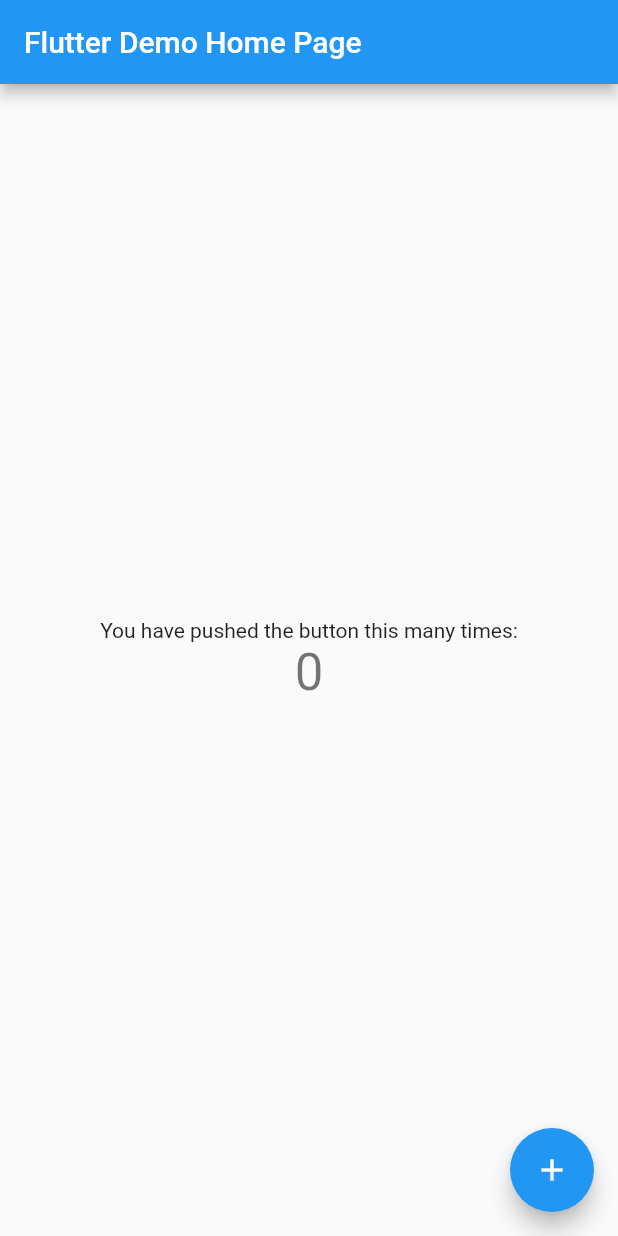
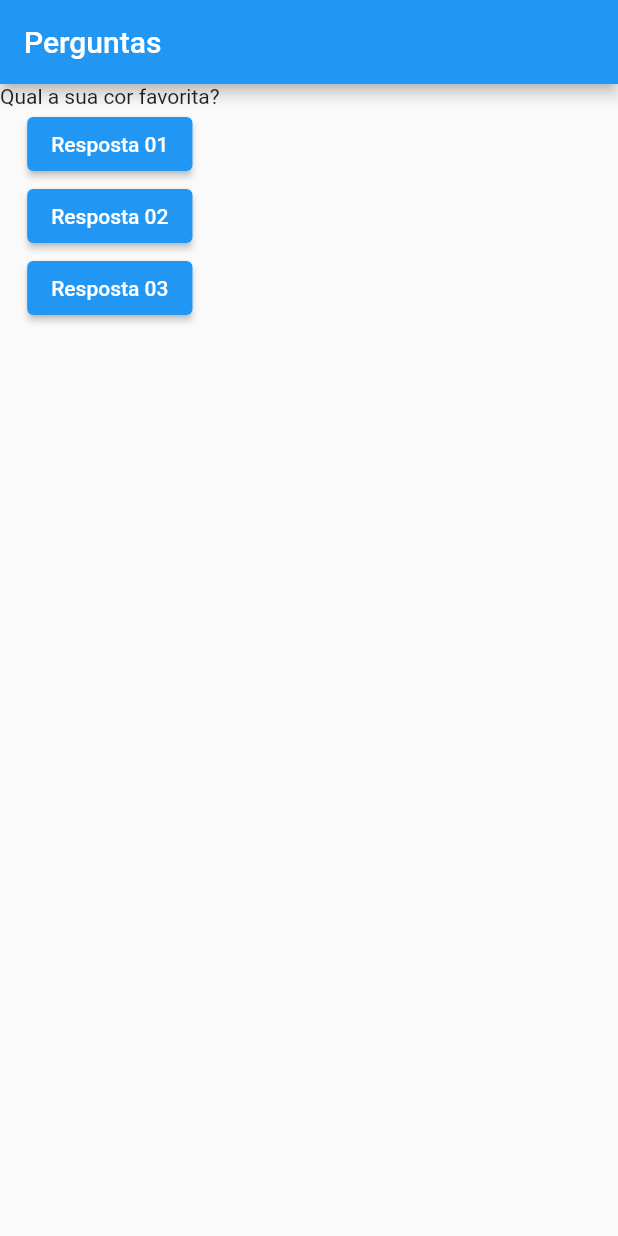
Before and after one commit to mvocamargo/flutter-perguntas-app, a Flutter app: the screen it shows after launch, on a phone screen of 412 x 824 dp. Run offline on Flutter 3.47's test engine with Material 2 defaults, Android fonts, the phone set to English and light mode, and no system bars.

Commit message:
Set a list of questions Call de the first question with some answers Add onPressed prop with some different applications

```diff
--- a/lib/main.dart
+++ b/lib/main.dart
@@ -1,113 +1,47 @@
+import 'package:flutter/cupertino.dart';
 import 'package:flutter/material.dart';
 
-void main() {
-  runApp(MyApp());
+main() {
+  runApp(new PerguntaApp());
 }
 
-class MyApp extends StatelessWidget {
-  // This widget is the root of your application.
-  @override
-  Widget build(BuildContext context) {
-    return MaterialApp(
-      title: 'Flutter Demo',
-      theme: ThemeData(
-        // This is the theme of your application.
-        //
-        // Try running your application with "flutter run". You'll see the
-        // application has a blue toolbar. Then, without quitting the app, try
-        // changing the primarySwatch below to Colors.green and then invoke
-        // "hot reload" (press "r" in the console where you ran "flutter run",
-        // or simply save your changes to "hot reload" in a Flutter IDE).
-        // Notice that the counter didn't reset back to zero; the application
-        // is not restarted.
-        primarySwatch: Colors.blue,
-      ),
-      home: MyHomePage(title: 'Flutter Demo Home Page'),
-    );
-  }
-}
-
-class MyHomePage extends StatefulWidget {
-  MyHomePage({Key? key, required this.title}) : super(key: key);
-
-  // This widget is the home page of your application. It is stateful, meaning
-  // that it has a State object (defined below) that contains fields that affect
-  // how it looks.
-
-  // This class is the configuration for the state. It holds the values (in this
-  // case the title) provided by the parent (in this case the App widget) and
-  // used by the build method of the State. Fields in a Widget subclass are
-  // always marked "final".
-
-  final String title;
-
-  @override
-  _MyHomePageState createState() => _MyHomePageState();
-}
-
-class _MyHomePageState extends State<MyHomePage> {
-  int _counter = 0;
-
-  void _incrementCounter() {
-    setState(() {
-      // This call to setState tells the Flutter framework that something has
-      // changed in this State, which causes it to rerun the build method below
-      // so that the display can reflect the updated values. If we changed
-      // _counter without calling setState(), then the build method would not be
-      // called again, and so nothing would appear to happen.
-      _counter++;
-    });
+class PerguntaApp extends StatelessWidget {
+  void responder() {
+    print('Pergunta');
   }
 
   @override
   Widget build(BuildContext context) {
-    // This method is rerun every time setState is called, for instance as done
-    // by the _incrementCounter method above.
-    //
-    // The Flutter framework has been optimized to make rerunning build methods
-    // fast, so that you can just rebuild anything that needs updating rather
-    // than having to individually change instances of widgets.
-    return Scaffold(
-      appBar: AppBar(
-        // Here we take the value from the MyHomePage object that was created by
-        // the App.build method, and use it to set our appbar title.
-        title: Text(widget.title),
-      ),
-      body: Center(
-        // Center is a layout widget. It takes a single child and positions it
-        // in the middle of the parent.
-        child: Column(
-          // Column is also a layout widget. It takes a list of children and
-          // arranges them vertically. By default, it sizes itself to fit its
-          // children horizontally, and tries to be as tall as its parent.
-          //
-          // Invoke "debug painting" (press "p" in the console, choose the
-          // "Toggle Debug Paint" action from the Flutter Inspector in Android
-          // Studio, or the "Toggle Debug Paint" command in Visual Studio Code)
-          // to see the wireframe for each widget.
-          //
-          // Column has various properties to control how it sizes itself and
-          // how it positions its children. Here we use mainAxisAlignment to
-          // center the children vertically; the main axis here is the vertical
-          // axis because Columns are vertical (the cross axis would be
-          // horizontal).
-          mainAxisAlignment: MainAxisAlignment.center,
-          children: <Widget>[
-            Text(
-              'You have pushed the button this many times:',
+    final List<String> perguntas = [
+      'Qual a sua cor favorita?',
+      'Qual o seu animal favorito?'
+    ];
+
+    return MaterialApp(
+      home: Scaffold(
+        appBar: AppBar(
+          title: Text('Perguntas'),
+        ),
+        body: Column(
+          children: [
+            Text(perguntas[0]),
+            ElevatedButton(
+              onPressed: responder,
+              child: Text('Resposta 01'),
             ),
-            Text(
-              '$_counter',
-              style: Theme.of(context).textTheme.headline4,
+            ElevatedButton(
+              onPressed: () {
+                print('Respota 2 selected');
+              },
+              child: Text('Resposta 02'),
+            ),
+            ElevatedButton(
+              onPressed: () => print('Resposta 3!!!'),
+              child: Text('Resposta 03'),
             ),
           ],
         ),
       ),
-      floatingActionButton: FloatingActionButton(
-        onPressed: _incrementCounter,
-        tooltip: 'Increment',
-        child: Icon(Icons.add),
-      ), // This trailing comma makes auto-formatting nicer for build methods.
     );
   }
 }
```
